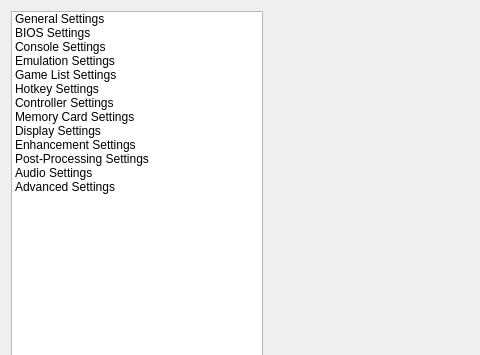
Before: the Qt Designer form src/duckstation-qt/settingsdialog.ui in kofxi3584karlayang/duckstation, drawn with Qt 5; both pictures show x 0 to 480 and y 0 to 355 of the 780 by 650 pixel window.
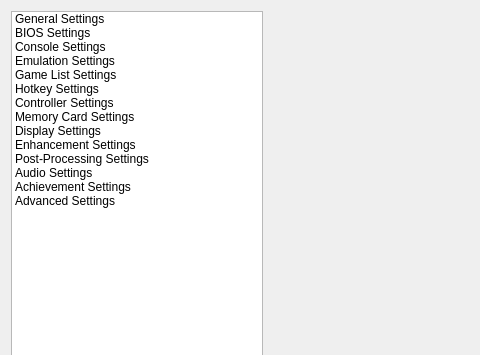
After: the same form once the commit is applied. Icons and pictures are not drawn.

Patch:
```diff
--- a/src/duckstation-qt/settingsdialog.ui
+++ b/src/duckstation-qt/settingsdialog.ui
@@ -161,6 +161,15 @@
         <normaloff>:/icons/audio-card.png</normaloff>:/icons/audio-card.png</iconset>
       </property>
      </item>
+     <item>
+      <property name="text">
+       <string>Achievement Settings</string>
+      </property>
+      <property name="icon">
+       <iconset resource="resources/resources.qrc">
+        <normaloff>:/icons/trophy.png</normaloff>:/icons/trophy.png</iconset>
+      </property>
+     </item>
      <item>
       <property name="text">
        <string>Advanced Settings</string>
```
